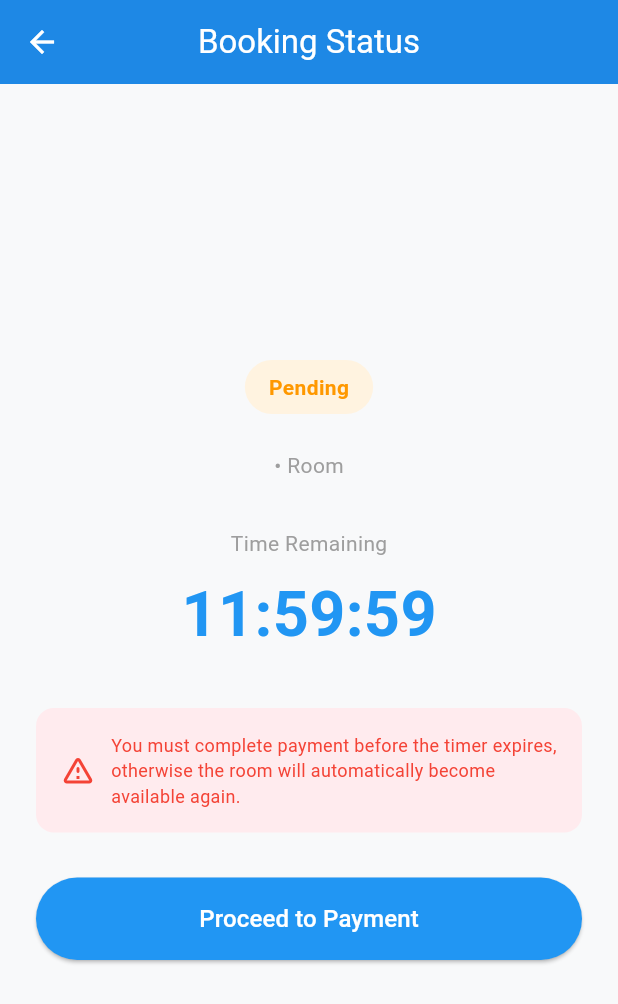
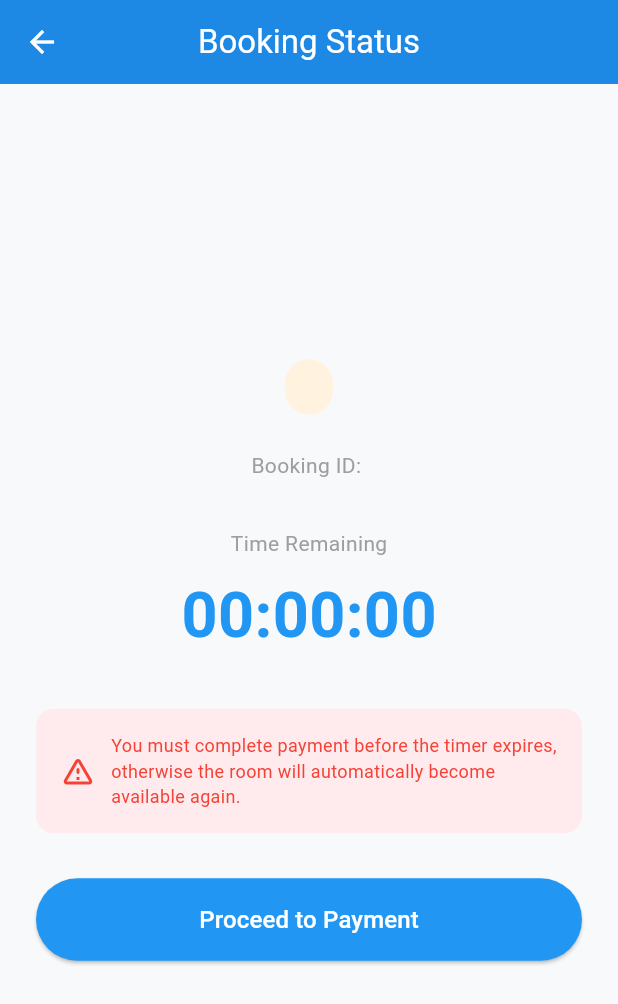
Before and after one commit to bebiebright11-eng/MakHub, a Flutter app: the StudentBookingStatusScreen screen opened directly with empty values, on a phone screen of 412 x 824 dp. Shown: the top 1004 px of the screen. Run offline on Flutter 3.47's test engine with Material 3 defaults, Android fonts, the phone set to English and light mode, and no system bars; our stand-ins replace cloud_firestore, firebase_auth, firebase_core; accounts and stored records are empty.

Commit message:
fixing booking status

```diff
--- a/lib/features/authentication/presentation/screens/student/screens/booking_status_screen.dart
+++ b/lib/features/authentication/presentation/screens/student/screens/booking_status_screen.dart
@@ -1,15 +1,14 @@
 import 'dart:async';
 import 'package:flutter/material.dart';
+import 'package:cloud_firestore/cloud_firestore.dart';
 import 'payment_screen.dart';
 
 class StudentBookingStatusScreen extends StatefulWidget {
-  final String hostelName;
-  final String roomNumber;
+  final String bookingId;
 
   const StudentBookingStatusScreen({
     super.key,
-    required this.hostelName,
-    required this.roomNumber,
+    required this.bookingId,
   });
 
   @override
@@ -17,17 +16,23 @@
 }
 
 class _StudentBookingStatusScreenState extends State<StudentBookingStatusScreen> {
-  Duration _remaining = const Duration(hours: 12);
+  Duration _remaining = Duration.zero;
   Timer? _timer;
+  bool _initializedCountdown = false;
 
-  @override
-  void initState() {
-    super.initState();
+  late final Stream<DocumentSnapshot> _bookingStream = FirebaseFirestore.instance
+      .collection('bookings')
+      .doc(widget.bookingId)
+      .snapshots();
+
+  void _startCountdown(DateTime expiresAt) {
+    if (_initializedCountdown) return;
+    _initializedCountdown = true;
     _timer = Timer.periodic(const Duration(seconds: 1), (timer) {
+      final now = DateTime.now();
       setState(() {
-        if (_remaining.inSeconds > 0) {
-          _remaining = _remaining - const Duration(seconds: 1);
-        } else {
+        _remaining = expiresAt.isAfter(now) ? expiresAt.difference(now) : Duration.zero;
+        if (_remaining == Duration.zero) {
           _timer?.cancel();
         }
       });
@@ -54,7 +59,25 @@
         title: const Text("Booking Status"),
         centerTitle: true,
       ),
-      body: Center(
+      body: StreamBuilder<DocumentSnapshot>(
+        stream: _bookingStream,
+        builder: (context, snapshot) {
+          if (!snapshot.hasData) {
+            return const Center(child: CircularProgressIndicator());
+          }
+          if (!snapshot.data!.exists) {
+            return const Center(child: Text('Booking not found'));
+          }
+
+          final booking = snapshot.data!.data() as Map<String, dynamic>;
+          final bookingStatus = booking['bookingStatus'] ?? 'pending';
+          final expiresAtTimestamp = booking['expiresAt'] as Timestamp?;
+
+          if (expiresAtTimestamp != null) {
+            _startCountdown(expiresAtTimestamp.toDate());
+          }
+
+          return Center(
             child: Padding(
               padding: const EdgeInsets.all(24),
               child: Column(
@@ -66,15 +89,15 @@
                       color: Colors.orange.shade50,
                       borderRadius: BorderRadius.circular(20),
                     ),
-                child: const Text(
-                  "Pending",
-                  style: TextStyle(color: Colors.orange, fontWeight: FontWeight.w600),
+                    child: Text(
+                      bookingStatus,
+                      style: const TextStyle(color: Colors.orange, fontWeight: FontWeight.w600),
                     ),
                   ),
                   const SizedBox(height: 24),
 
                   Text(
-                "${widget.hostelName} • Room ${widget.roomNumber}",
+                    "Booking ID: ${widget.bookingId}",
                     style: const TextStyle(fontSize: 14, color: Colors.grey),
                   ),
                   const SizedBox(height: 32),
@@ -85,7 +108,7 @@
                   ),
                   const SizedBox(height: 8),
                   Text(
-                _formattedTime,
+                    expiresAtTimestamp != null ? _formattedTime : "N/A",
                     style: const TextStyle(
                       fontSize: 42,
                       fontWeight: FontWeight.bold,
@@ -122,10 +145,7 @@
                         Navigator.push(
                           context,
                           MaterialPageRoute(
-                        builder: (context) => const StudentPaymentScreen(
-                          hostelName: "Hostel Name",
-                          roomNumber: "Room Number",
-                        ),
+                            builder: (context) => StudentPaymentScreen(bookingId: widget.bookingId),
                           ),
                         );
                       },
@@ -145,6 +165,8 @@
                 ],
               ),
             ),
+          );
+        },
       ),
     );
   }
```
Lines whose indentation alone changed are shown as unchanged.
